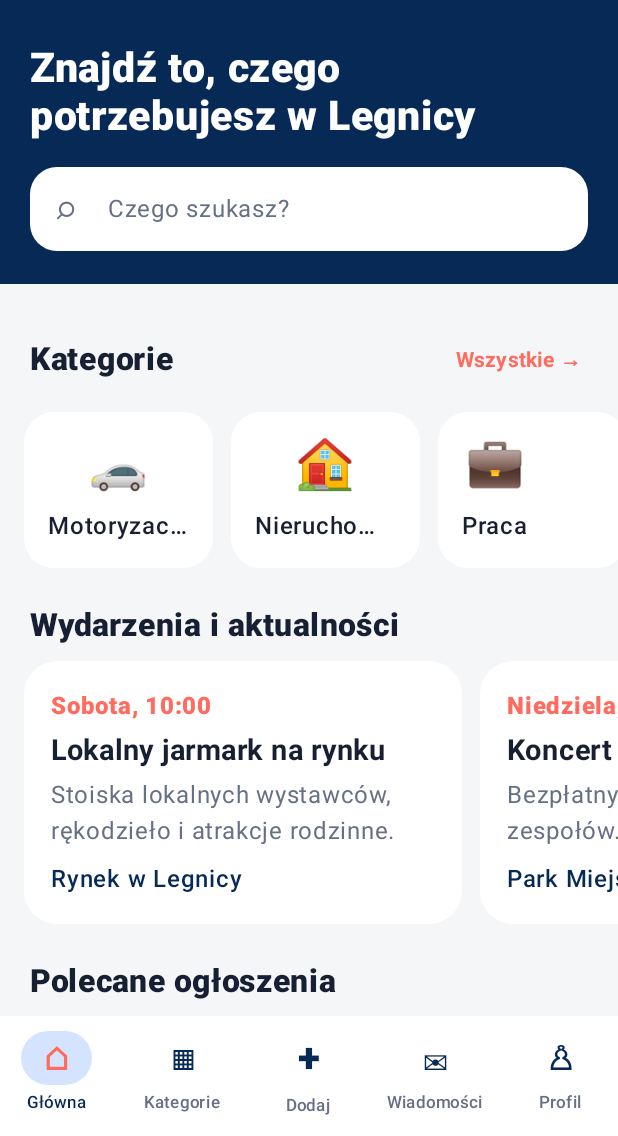
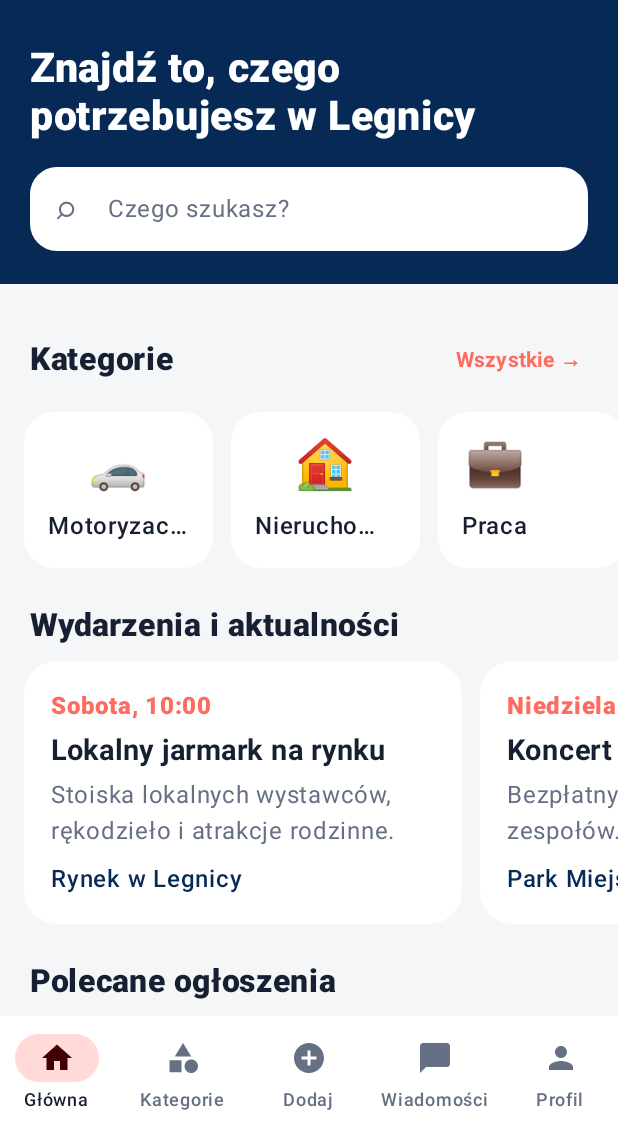
Before and after one commit to totalnybet-create/Legnicki-Rynek-, an Android app built with Jetpack Compose: the screen it shows after launch (MainActivity), on a phone screen of 412 x 824 dp, the part 100-1236 px from its top. Run offline under Robolectric (Android 15) with nearby library versions, the light colour scheme and no system bars.

Commit message:
feat(android): zastosuj ikony Material i kolory motywu w nawigacji

```diff
--- a/android-app/app/src/main/java/pl/legnickirynek/app/ui/LegnickiRynekApp.kt
+++ b/android-app/app/src/main/java/pl/legnickirynek/app/ui/LegnickiRynekApp.kt
@@ -1,8 +1,17 @@
 package pl.legnickirynek.app.ui
 
 import androidx.compose.foundation.layout.padding
+import androidx.compose.material.icons.Icons
+import androidx.compose.material.icons.filled.AddCircle
+import androidx.compose.material.icons.filled.Category
+import androidx.compose.material.icons.filled.ChatBubble
+import androidx.compose.material.icons.filled.Home
+import androidx.compose.material.icons.filled.Person
+import androidx.compose.material3.Icon
+import androidx.compose.material3.MaterialTheme
 import androidx.compose.material3.NavigationBar
 import androidx.compose.material3.NavigationBarItem
+import androidx.compose.material3.NavigationBarItemDefaults
 import androidx.compose.material3.Scaffold
 import androidx.compose.material3.Text
 import androidx.compose.runtime.Composable
@@ -12,10 +21,8 @@ import androidx.compose.runtime.mutableStateOf
 import androidx.compose.runtime.remember
 import androidx.compose.runtime.setValue
 import androidx.compose.ui.Modifier
-import androidx.compose.ui.graphics.Color
+import androidx.compose.ui.graphics.vector.ImageVector
 import androidx.compose.ui.platform.LocalContext
-import androidx.compose.ui.text.font.FontWeight
-import androidx.compose.ui.unit.sp
 import androidx.navigation.compose.NavHost
 import androidx.navigation.compose.composable
 import androidx.navigation.compose.currentBackStackEntryAsState
@@ -29,21 +36,19 @@ import pl.legnickirynek.app.ui.screens.CategoriesScreen
 import pl.legnickirynek.app.ui.screens.HomeScreen
 import pl.legnickirynek.app.ui.screens.MessagesScreen
 import pl.legnickirynek.app.ui.screens.ProfileScreen
-import pl.legnickirynek.app.ui.theme.LegnicaCoral
-import pl.legnickirynek.app.ui.theme.LegnicaNavy
 
 private data class AppDestination(
     val route: String,
     val label: String,
-    val symbol: String
+    val icon: ImageVector
 )
 
 private val destinations = listOf(
-    AppDestination("home", "Główna", "⌂"),
-    AppDestination("categories", "Kategorie", "▦"),
-    AppDestination("add", "Dodaj", "+"),
-    AppDestination("messages", "Wiadomości", "✉"),
-    AppDestination("profile", "Profil", "♙")
+    AppDestination("home", "Główna", Icons.Default.Home),
+    AppDestination("categories", "Kategorie", Icons.Default.Category),
+    AppDestination("add", "Dodaj", Icons.Default.AddCircle),
+    AppDestination("messages", "Wiadomości", Icons.Default.ChatBubble),
+    AppDestination("profile", "Profil", Icons.Default.Person)
 )
 
 @Composable
@@ -85,22 +90,28 @@ fun LegnickiRynekApp() {
     }
 
     Scaffold(
+        containerColor = MaterialTheme.colorScheme.background,
         bottomBar = {
-            NavigationBar(containerColor = Color.White) {
+            NavigationBar(containerColor = MaterialTheme.colorScheme.surface) {
                 destinations.forEach { destination ->
                     val selected = currentRoute == destination.route
                     NavigationBarItem(
                         selected = selected,
                         onClick = { navigate(destination.route) },
                         icon = {
-                            Text(
-                                text = destination.symbol,
-                                fontSize = if (destination.route == "add") 27.sp else 21.sp,
-                                fontWeight = FontWeight.ExtraBold,
-                                color = if (selected) LegnicaCoral else LegnicaNavy
+                            Icon(
+                                imageVector = destination.icon,
+                                contentDescription = destination.label
                             )
                         },
-                        label = { Text(destination.label, fontSize = 11.sp) }
+                        label = { Text(destination.label) },
+                        colors = NavigationBarItemDefaults.colors(
+                            selectedIconColor = MaterialTheme.colorScheme.onPrimaryContainer,
+                            selectedTextColor = MaterialTheme.colorScheme.onSurface,
+                            indicatorColor = MaterialTheme.colorScheme.primaryContainer,
+                            unselectedIconColor = MaterialTheme.colorScheme.onSurfaceVariant,
+                            unselectedTextColor = MaterialTheme.colorScheme.onSurfaceVariant
+                        )
                     )
                 }
             }
```
